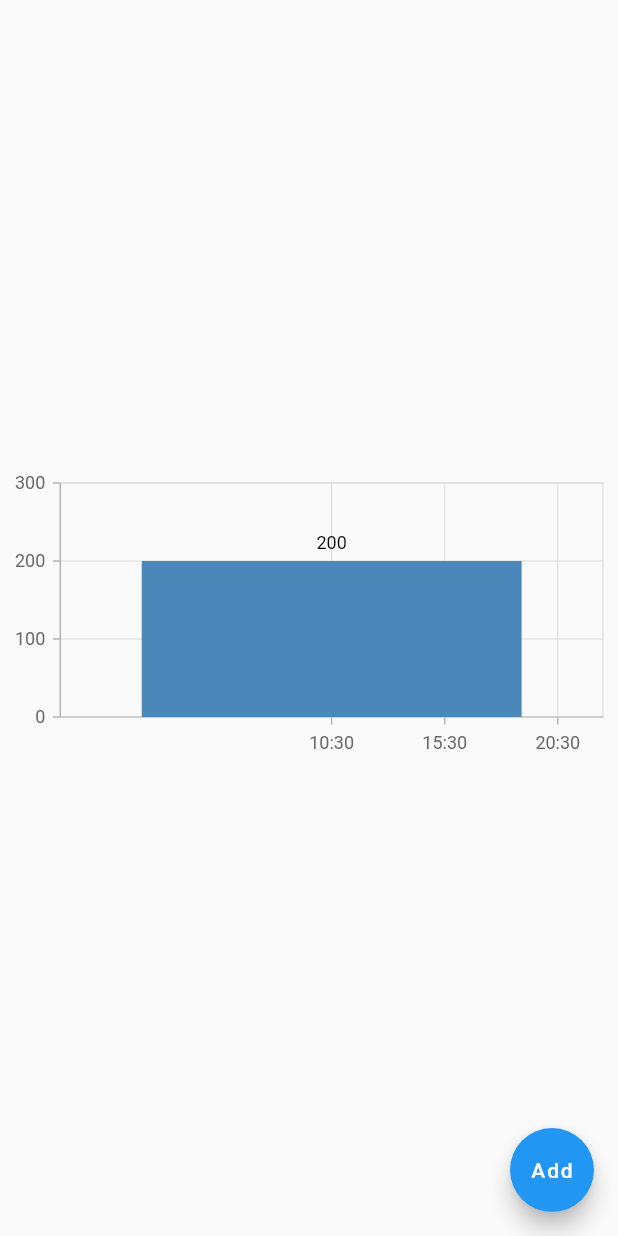
After one commit to fahami/Flutter-AlarmFaces, a Flutter app: the screen it shows after launch, after a tap on "History", on a phone screen of 412 x 824 dp. The commit adds this screen. Run offline on Flutter 3.47's test engine with Material 2 defaults, Android fonts, the phone set to English and light mode, and no system bars; our stand-ins replace flutter_local_notifications, hive, rxdart, syncfusion_flutter_charts; missing offline and left inert: android_alarm_manager; accounts and stored records are empty.

Commit message:
add hive db

```diff
--- /dev/null
+++ b/lib/history.dart
@@ -0,0 +1,71 @@
+import 'package:flutter/material.dart';
+import 'package:hive/hive.dart';
+import 'package:syncfusion_flutter_charts/charts.dart';
+
+class HistoryAlarm extends StatefulWidget {
+  const HistoryAlarm({Key? key}) : super(key: key);
+
+  @override
+  State<HistoryAlarm> createState() => _HistoryAlarmState();
+}
+
+class _HistoryAlarmState extends State<HistoryAlarm> {
+  List<AlarmOpened> dataSource = [
+    AlarmOpened(DateTime.now(), 200),
+  ];
+  @override
+  Widget build(BuildContext context) {
+    return Scaffold(
+      floatingActionButton: FloatingActionButton(
+        onPressed: () {
+          final alarmData = Hive.box('alarm');
+          alarmData.add(AlarmOpened(DateTime.now(), 100));
+          print(alarmData.values);
+        },
+        child: Text('Add'),
+      ),
+      body: Column(
+        mainAxisAlignment: MainAxisAlignment.center,
+        children: [
+          SizedBox(
+            height: 200,
+            child: SfCartesianChart(
+              primaryXAxis: DateTimeAxis(
+                  visibleMaximum: DateTime.now(),
+                  visibleMinimum:
+                      DateTime.now().subtract(const Duration(days: 50))),
+              zoomPanBehavior: ZoomPanBehavior(
+                enablePanning: true,
+                enablePinching: true,
+              ),
+              series: [
+                ColumnSeries<AlarmOpened, DateTime>(
+                  dataSource: dataSource,
+                  xValueMapper: (AlarmOpened alarm, _) => alarm.date,
+                  yValueMapper: (AlarmOpened alarm, _) => alarm.duration,
+                  dataLabelSettings: const DataLabelSettings(
+                    isVisible: true,
+                  ),
+                ),
+              ],
+            ),
+          ),
+        ],
+      ),
+    );
+  }
+
+  @override
+  void dispose() {
+    // TODO: implement dispose
+    super.dispose();
+    Hive.close();
+  }
+}
+
+class AlarmOpened {
+  final DateTime date;
+  final int duration;
+
+  AlarmOpened(this.date, this.duration);
+}
--- a/lib/main.dart
+++ b/lib/main.dart
@@ -1,15 +1,26 @@
+import 'dart:math' as math;
+
+import 'package:alarmfaces/history.dart';
 import 'package:android_alarm_manager/android_alarm_manager.dart';
 import 'package:flutter/foundation.dart';
 import 'package:flutter/material.dart';
-import 'dart:math' as math;
+import 'package:hive/hive.dart';
 import 'package:intl/intl.dart';
+import 'package:path_provider/path_provider.dart' as path_provider;
 
 import 'helpers/notification_helper.dart';
+import 'models/alarm.dart';
 import 'utils/background_service.dart';
 
 void main() async {
   WidgetsFlutterBinding.ensureInitialized();
   await AndroidAlarmManager.initialize();
+  final dir = await path_provider.getApplicationDocumentsDirectory();
+
+  Hive
+    ..init(dir.path)
+    ..registerAdapter(AlarmAdapter())
+    ..openBox<AlarmAdapter>('alarm');
   runApp(MyApp());
 }
 
@@ -21,13 +32,6 @@ class MyApp extends StatefulWidget {
 }
 
 class _MyAppState extends State<MyApp> {
-  Color colorDial = Colors.amber;
-  final ValueNotifier<DateTime> _dateTime = ValueNotifier(DateTime.now());
-
-  String alarmText(DateTime date) {
-    return DateFormat.jm().format(date);
-  }
-
   @override
   void initState() {
     // TODO: implement initState
@@ -37,8 +41,66 @@ class _MyAppState extends State<MyApp> {
 
   @override
   Widget build(BuildContext context) {
-    return MaterialApp(
-      home: Scaffold(
+    return MaterialApp(home: Home());
+  }
+}
+
+class ClockPainter extends CustomPainter {
+  final DateTime _dateTime;
+
+  ClockPainter(this._dateTime);
+  @override
+  void paint(Canvas canvas, Size size) {
+    double centerX = size.width / 2;
+    double centerY = size.width / 2;
+    Offset center = Offset(centerX, centerY);
+
+    // hour dial
+    var hourX = centerX +
+        size.width * 0.25 * math.cos(_dateTime.hour * 30 * math.pi / 180);
+    var hourY = centerX +
+        size.width * 0.25 * math.sin(_dateTime.hour * 30 * math.pi / 180);
+    canvas.drawLine(
+        center,
+        Offset(hourX, hourY),
+        Paint()
+          ..color = Colors.grey
+          ..style = PaintingStyle.stroke
+          ..strokeWidth = 10);
+    // minutes dial
+    var minX = centerX +
+        size.width * 0.35 * math.cos(_dateTime.minute * 6 * math.pi / 180);
+    var minY = centerX +
+        size.width * 0.35 * math.sin(_dateTime.minute * 6 * math.pi / 180);
+    canvas.drawLine(
+        center,
+        Offset(minX, minY),
+        Paint()
+          ..color = Colors.black
+          ..style = PaintingStyle.stroke
+          ..strokeWidth = 10);
+    // center
+    canvas.drawCircle(center, 10, Paint()..color = Colors.amber);
+  }
+
+  @override
+  bool shouldRepaint(covariant CustomPainter oldDelegate) {
+    return true;
+  }
+}
+
+class Home extends StatelessWidget {
+  Home({Key? key}) : super(key: key);
+  Color colorDial = Colors.amber;
+  final ValueNotifier<DateTime> _dateTime = ValueNotifier(DateTime.now());
+
+  String alarmText(DateTime date) {
+    return DateFormat.jm().format(date);
+  }
+
+  @override
+  Widget build(BuildContext context) {
+    return Scaffold(
         body: SafeArea(
       child: Padding(
         padding: const EdgeInsets.symmetric(horizontal: 24),
@@ -85,6 +147,16 @@ class _MyAppState extends State<MyApp> {
                     await AndroidAlarmManager.cancel(1);
                   },
                   child: Text('CANCEL'),
+                ),
+                ElevatedButton(
+                  onPressed: () async {
+                    Navigator.push(
+                        context,
+                        MaterialPageRoute(
+                          builder: (context) => HistoryAlarm(),
+                        ));
+                  },
+                  child: Text('History'),
                 )
               ],
             ),
@@ -110,8 +182,7 @@ class _MyAppState extends State<MyApp> {
                         ),
                         child: ValueListenableBuilder<DateTime>(
                           valueListenable: _dateTime,
-                            builder: (context, _date, child) =>
-                                Transform.rotate(
+                          builder: (context, _date, child) => Transform.rotate(
                             angle: -math.pi / 2,
                             child: CustomPaint(
                               painter: ClockPainter(_date),
@@ -160,51 +231,6 @@ class _MyAppState extends State<MyApp> {
           ],
         ),
       ),
-      )),
-    );
+    ));
   }
 }
-
-class ClockPainter extends CustomPainter {
-  final DateTime _dateTime;
-
-  ClockPainter(this._dateTime);
-  @override
-  void paint(Canvas canvas, Size size) {
-    double centerX = size.width / 2;
-    double centerY = size.width / 2;
-    Offset center = Offset(centerX, centerY);
-
-    // hour dial
-    var hourX = centerX +
-        size.width * 0.25 * math.cos(_dateTime.hour * 30 * math.pi / 180);
-    var hourY = centerX +
-        size.width * 0.25 * math.sin(_dateTime.hour * 30 * math.pi / 180);
-    canvas.drawLine(
-        center,
-        Offset(hourX, hourY),
-        Paint()
-          ..color = Colors.grey
-          ..style = PaintingStyle.stroke
-          ..strokeWidth = 10);
-    // minutes dial
-    var minX = centerX +
-        size.width * 0.35 * math.cos(_dateTime.minute * 6 * math.pi / 180);
-    var minY = centerX +
-        size.width * 0.35 * math.sin(_dateTime.minute * 6 * math.pi / 180);
-    canvas.drawLine(
-        center,
-        Offset(minX, minY),
-        Paint()
-          ..color = Colors.black
-          ..style = PaintingStyle.stroke
-          ..strokeWidth = 10);
-    // center
-    canvas.drawCircle(center, 10, Paint()..color = Colors.amber);
-  }
-
-  @override
-  bool shouldRepaint(covariant CustomPainter oldDelegate) {
-    return true;
-  }
-}
--- /dev/null
+++ b/lib/models/alarm.dart
@@ -0,0 +1,12 @@
+import 'package:hive/hive.dart';
+part 'alarm.g.dart';
+
+@HiveType(typeId: 0)
+class Alarm extends HiveObject {
+  @HiveField(0)
+  final DateTime date;
+  @HiveField(1)
+  final int duration;
+
+  Alarm(this.date, this.duration);
+}
```
Also changed, not shown: pubspec.yaml (+11 -0 lines), lib/models/alarm.g.dart (added), 2 other files. Lines whose indentation alone changed are shown as unchanged.
